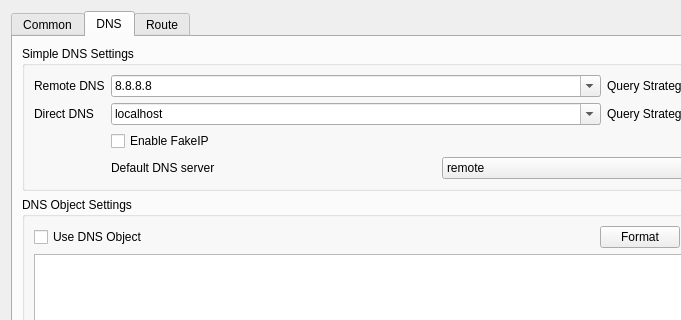
Qt form ui/dialog_manage_routes.ui (shengmo0210/nekoray) before a commit; both pictures show x 0 to 681 and y 0 to 320 of the 800 by 600 pixel window.
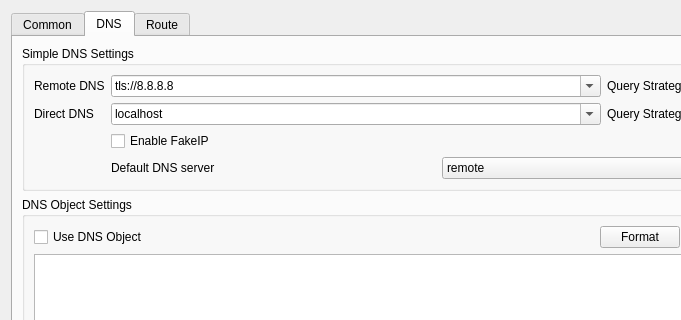
The same form after that commit. The open tabs and pages were chosen to show the change.

Commit message: change default dns to mitigate some issues

Diff of the .ui file:
```diff
--- a/ui/dialog_manage_routes.ui
+++ b/ui/dialog_manage_routes.ui
@@ -203,6 +203,11 @@
               <property name="editable">
                <bool>true</bool>
               </property>
+              <item>
+               <property name="text">
+                <string>tls://8.8.8.8</string>
+               </property>
+              </item>
               <item>
                <property name="text">
                 <string notr="true">8.8.8.8</string>
```
